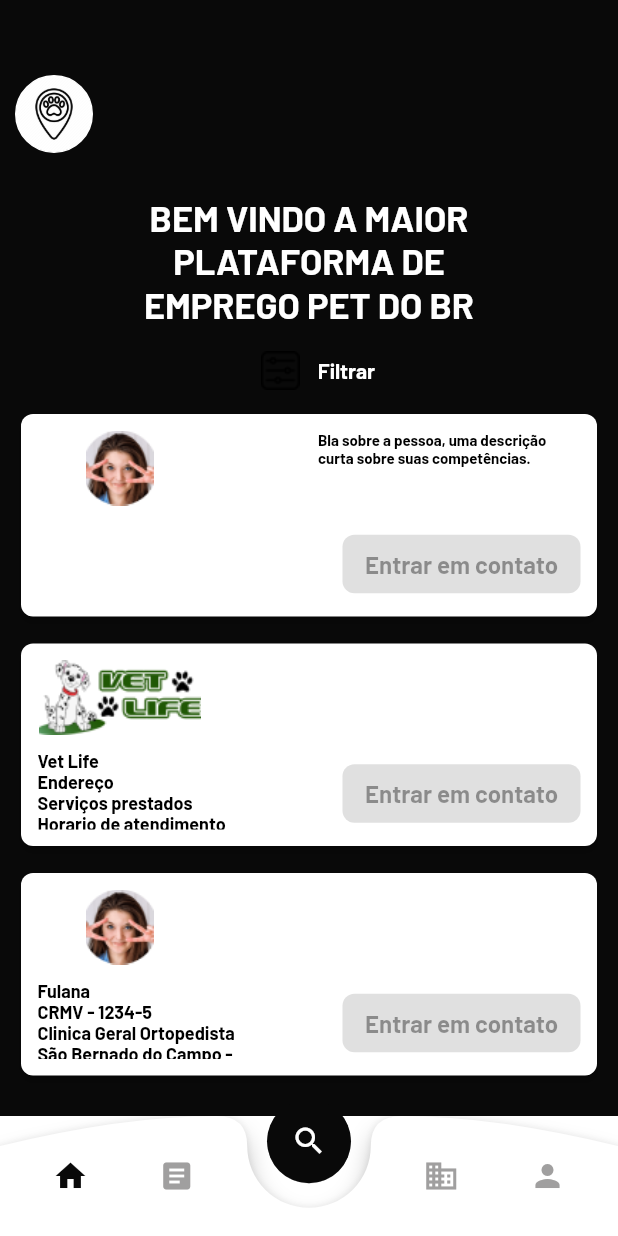
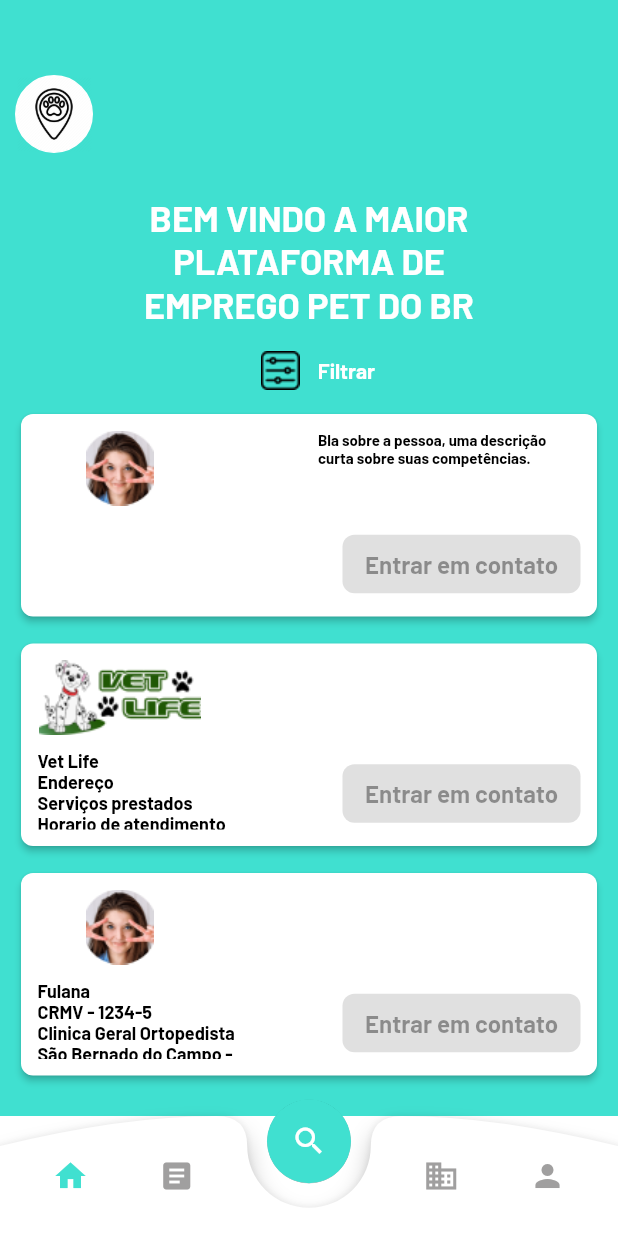
Before and after one commit to chenrilima/petti_app, a Flutter app: the screen it shows after launch, on a phone screen of 412 x 824 dp. Run offline on Flutter 3.47's test engine with Material 2 defaults, Android fonts, the light colour scheme and no system bars.

Commit message:
fix: fixing imagens path and color green

```diff
--- a/lib/presentation/screens/company_professional.dart
+++ b/lib/presentation/screens/company_professional.dart
@@ -1,4 +1,5 @@
 import 'package:flutter/material.dart';
+import 'package:petti_app/presentation/theme/app_theme.dart';
 import 'package:petti_app/presentation/widgets/background.dart';
 import 'package:petti_app/presentation/widgets/buttons.dart';
 import 'package:petti_app/presentation/widgets/cards.dart';
@@ -29,8 +30,8 @@
               children: [
                 Image.asset(
                   param.company == true
-                      ? "images/img-company.png"
-                      : "images/img-professional.png",
+                      ? AppTheme.images.company
+                      : AppTheme.images.professional,
                   width: 217,
                   height: 153,
                 ),
--- a/lib/presentation/screens/home.dart
+++ b/lib/presentation/screens/home.dart
@@ -50,7 +50,7 @@ class HomeState extends State<Home> {
               mainAxisAlignment: MainAxisAlignment.center,
               children: [
                 Image.asset(
-                  "assets/images/filter.png",
+                  AppTheme.images.filter,
                   width: 50,
                   height: 50,
                 ),
@@ -96,7 +96,7 @@ class HomeState extends State<Home> {
                               width: 110,
                               height: 50,
                               child: Image.asset(
-                                "assets/images/womam.png",
+                                AppTheme.images.woman,
                                 fit: BoxFit.contain,
                               ),
                             ),
@@ -181,7 +181,7 @@ class HomeState extends State<Home> {
                               width: 110,
                               height: 50,
                               child: Image.asset(
-                                "assets/images/vetlife.png",
+                                AppTheme.images.vetLife,
                                 fit: BoxFit.contain,
                               ),
                             ),
@@ -254,7 +254,7 @@ class HomeState extends State<Home> {
                             width: 110,
                             height: 50,
                             child: Image.asset(
-                              "assets/images/womam.png",
+                              AppTheme.images.woman,
                               fit: BoxFit.contain,
                             ),
                           ),
--- a/lib/presentation/screens/recover_password.dart
+++ b/lib/presentation/screens/recover_password.dart
@@ -1,4 +1,5 @@
 import 'package:flutter/material.dart';
+import 'package:petti_app/presentation/theme/app_theme.dart';
 import 'package:petti_app/presentation/widgets/background.dart';
 import 'package:petti_app/presentation/widgets/buttons.dart';
 import 'package:petti_app/presentation/widgets/cards.dart';
@@ -30,7 +31,7 @@
                     mainAxisAlignment: MainAxisAlignment.center,
                     children: [
                       Image.asset(
-                        "images/pawdogicon.png",
+                        AppTheme.images.pawDog,
                         width: 84,
                         height: 84,
                       ),
--- a/lib/presentation/theme/app_colors.dart
+++ b/lib/presentation/theme/app_colors.dart
@@ -28,5 +28,5 @@ class AppColorsTheme implements AppColors {
   Color get transparent => const Color(0x00000000);
 
   @override
-  Color get green => const Color.fromARGB(255, 9, 9, 9);
+  Color get green => const Color(0xff40E0D0);
 }
--- a/lib/presentation/widgets/background.dart
+++ b/lib/presentation/widgets/background.dart
@@ -15,6 +15,7 @@ class Background extends StatelessWidget {
   Widget build(BuildContext context) {
     double widscreen = MediaQuery.of(context).size.height;
     return Scaffold(
+      backgroundColor: AppTheme.colors.green,
       body: Container(
         color: AppTheme.colors.green,
         height: widscreen * 1,
@@ -35,7 +36,7 @@ class Background extends StatelessWidget {
                         ),
                         borderRadius: BorderRadius.all(Radius.circular(90))),
                     child: Image.asset(
-                      "assets/images/pawdogicon.png",
+                      AppTheme.images.pawDog,
                       width: 50,
                       height: 50,
                     ),
```
Also changed, not shown: lib/presentation/screens/login.dart (+4 -3 lines), lib/presentation/screens/register.dart (+4 -3 lines), lib/presentation/widgets/custom_dialog_box.dart (+5 -3 lines).
